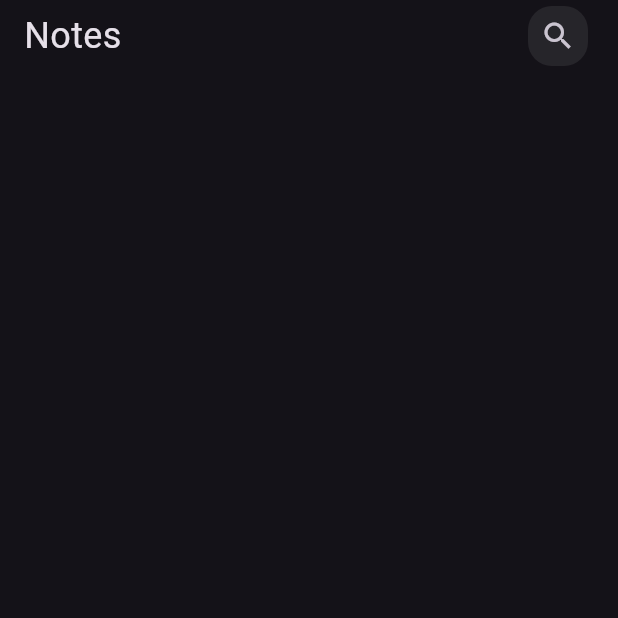
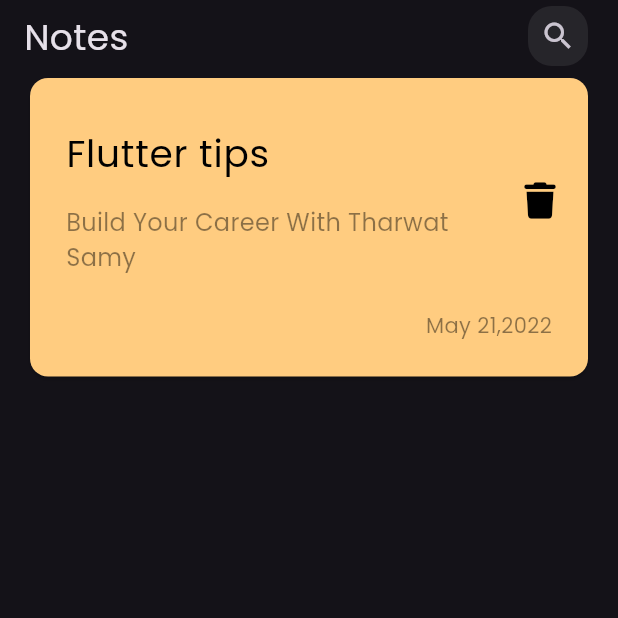
Before and after one commit to Lorenous/Notes-app, a Flutter app: the screen it shows after launch, on a phone screen of 412 x 824 dp, the top half of it. Run offline on Flutter 3.47's test engine with Material 3 defaults, Android fonts, the phone set to English and light mode, and no system bars; our stand-ins replace font_awesome_flutter.

Commit message:
create note item

```diff
--- a/lib/main.dart
+++ b/lib/main.dart
@@ -11,7 +11,10 @@ class NotesApp extends StatelessWidget {
   @override
   Widget build(BuildContext context) {
     return MaterialApp(
-      theme: ThemeData(brightness: Brightness.dark),
+      theme: ThemeData(
+        brightness: Brightness.dark,
+        fontFamily: 'Poppins',
+      ),
       debugShowCheckedModeBanner: false,
       initialRoute: NotesView.routeName,
       routes: {
--- /dev/null
+++ b/lib/widgets/notes_view_widgets/note_item.dart
@@ -0,0 +1,57 @@
+import 'package:flutter/material.dart';
+import 'package:font_awesome_flutter/font_awesome_flutter.dart';
+
+class NoteItem extends StatelessWidget {
+  NoteItem({super.key});
+  DateTime currentDate = DateTime.now();
+  @override
+  Widget build(BuildContext context) {
+    return Card(
+      color: const Color(0xffFFCC80),
+      child: Padding(
+        padding: const EdgeInsets.only(top: 24, bottom: 24, left: 24, right: 8),
+        child: Column(
+          crossAxisAlignment: CrossAxisAlignment.end,
+          children: [
+            ListTile(
+              contentPadding: const EdgeInsets.all(0),
+              title: const Text(
+                'Flutter tips',
+                style: TextStyle(
+                  color: Colors.black,
+                  fontSize: 25,
+                  fontWeight: FontWeight.w500,
+                ),
+              ),
+              subtitle: const Padding(
+                padding: EdgeInsets.only(top: 16, right: 16),
+                child: Text(
+                  'Build Your Career With Tharwat Samy',
+                  style: TextStyle(
+                    color: Colors.black45,
+                    fontSize: 16,
+                  ),
+                ),
+              ),
+              trailing: IconButton(
+                onPressed: () {},
+                icon: const Icon(
+                  FontAwesomeIcons.trash,
+                  color: Colors.black,
+                ),
+              ),
+            ),
+            const SizedBox(height: 16),
+            const Padding(
+              padding: EdgeInsets.only(right: 16),
+              child: Text(
+                'May 21,2022',
+                style: TextStyle(color: Colors.black45),
+              ),
+            ),
+          ],
+        ),
+      ),
+    );
+  }
+}
--- a/lib/widgets/notes_view_widgets/notes_view_body.dart
+++ b/lib/widgets/notes_view_widgets/notes_view_body.dart
@@ -1,17 +1,20 @@
 import 'package:flutter/material.dart';
+import 'package:notes_app/widgets/notes_view_widgets/note_item.dart';
 import 'package:notes_app/widgets/notes_view_widgets/notes_view_app_bar.dart';
+import 'package:font_awesome_flutter/font_awesome_flutter.dart';
 
 class NotesViewBody extends StatelessWidget {
   const NotesViewBody({super.key});
 
   @override
   Widget build(BuildContext context) {
-    return const SafeArea(
+    return SafeArea(
       child: Padding(
-        padding: EdgeInsets.symmetric(horizontal: 16),
+        padding: const EdgeInsets.symmetric(horizontal: 16),
         child: Column(
           children: [
-            NotesViewAppBar(),
+            const NotesViewAppBar(),
+            NoteItem(),
           ],
         ),
       ),
```
Also changed, not shown: pubspec.yaml (+5 -4 lines), assets/fonts/Poppins-Regular.ttf (added), pubspec.lock.
